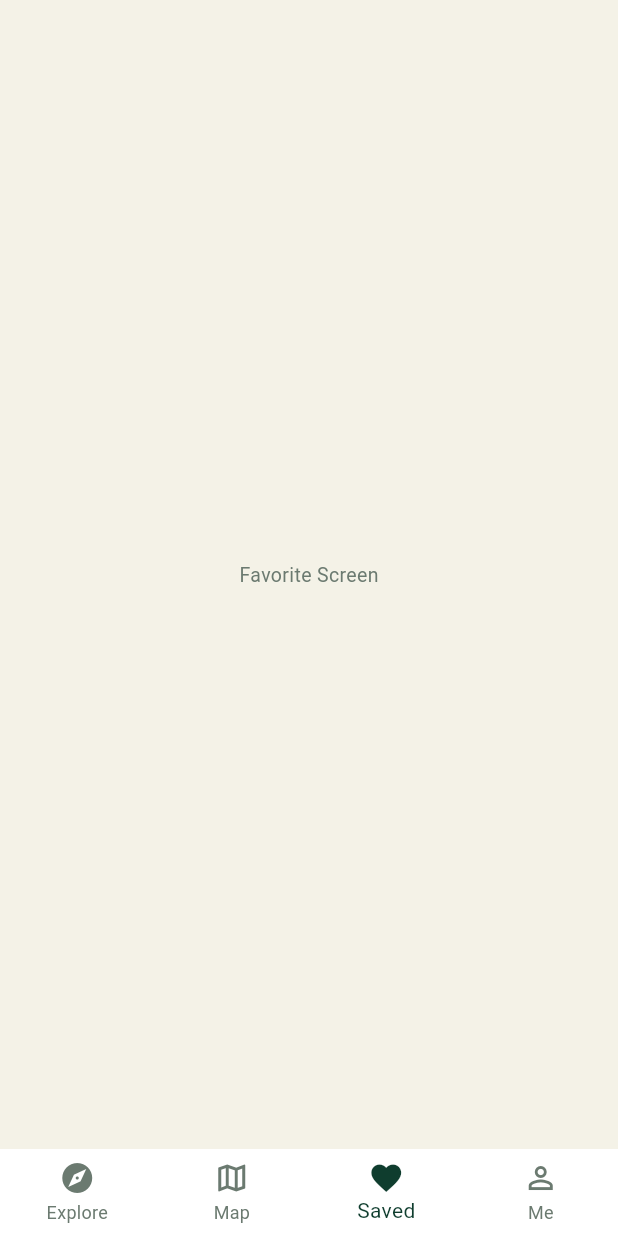
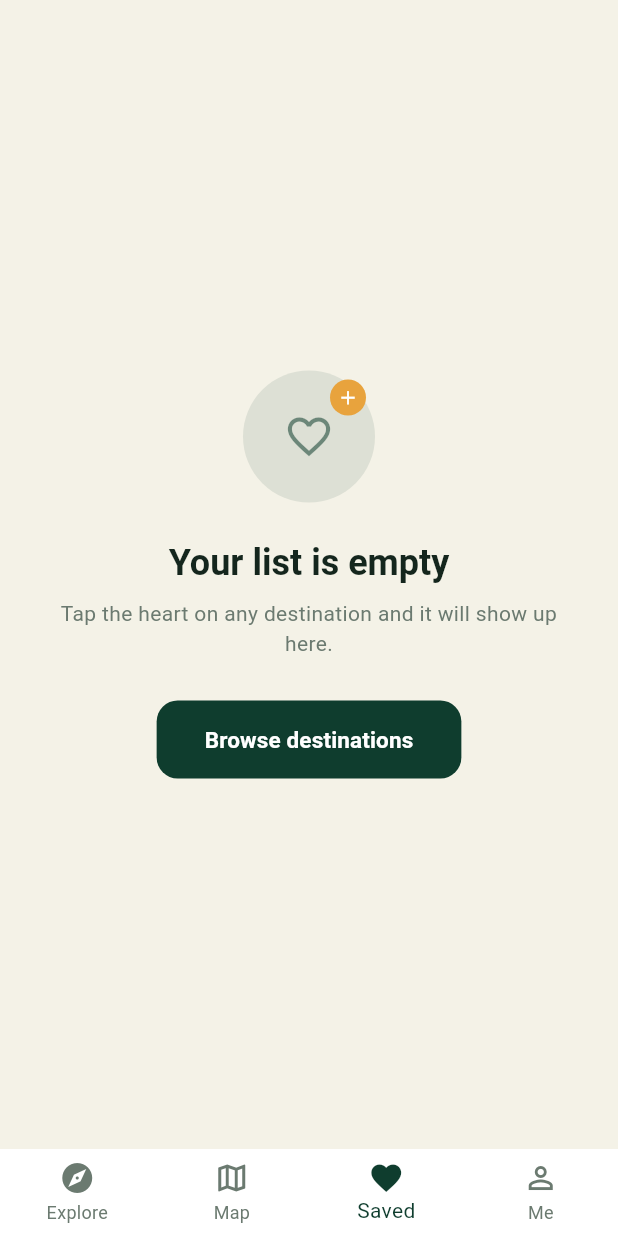
Before and after one commit to naydany/Tourist_Explorer_Project, a Flutter app: the screen it shows after launch, item 3 of the bottom bar chosen, on a phone screen of 412 x 824 dp. Run offline on Flutter 3.47's test engine with Material 3 defaults, Android fonts, the phone set to English and light mode, and no system bars; our stand-ins replace dio; network calls fail.

Commit message:
feat(add-saved-screen): create new tap saved screen for favorite place added

```diff
--- a/lib/core/app.dart
+++ b/lib/core/app.dart
@@ -1,14 +1,20 @@
 import 'package:flutter/material.dart';
 
 import '../repositories/destination_repository.dart';
+import '../repositories/favorites_store.dart';
 import 'constants/app_constants.dart';
 import 'router/app_router.dart';
 import 'theme/app_theme.dart';
 
 class TouristExplorerApp extends StatelessWidget {
-  const TouristExplorerApp({required this.destinations, super.key});
+  const TouristExplorerApp({
+    required this.destinations,
+    required this.favorites,
+    super.key,
+  });
 
   final DestinationRepository destinations;
+  final FavoritesStore favorites;
 
   @override
   Widget build(BuildContext context) {
@@ -19,8 +25,8 @@ class TouristExplorerApp extends StatelessWidget {
       darkTheme: AppTheme.dark(),
       themeMode: ThemeMode.system,
       initialRoute: AppRoutes.explore,
-      routes: AppRouter.routes(destinations),
-      onGenerateRoute: AppRouter.onGenerateRoute(destinations),
+      routes: AppRouter.routes(destinations, favorites),
+      onGenerateRoute: AppRouter.onGenerateRoute(destinations, favorites),
       onUnknownRoute: AppRouter.onUnknownRoute,
     );
   }
--- a/lib/core/router/app_router.dart
+++ b/lib/core/router/app_router.dart
@@ -1,6 +1,7 @@
 import 'package:flutter/material.dart';
 
 import '../../repositories/destination_repository.dart';
+import '../../repositories/favorites_store.dart';
 import '../../views/destination/destination_detail_screen.dart';
 import '../../views/main_screen.dart';
 
@@ -14,15 +15,22 @@ abstract final class AppRoutes {
 }
 
 abstract final class AppRouter {
-  static Map<String, WidgetBuilder> routes(DestinationRepository destinations) {
+  static Map<String, WidgetBuilder> routes(
+    DestinationRepository destinations,
+    FavoritesStore favorites,
+  ) {
     return <String, WidgetBuilder>{
-      AppRoutes.explore: (_) => MainScreen(destinations: destinations),
+      AppRoutes.explore: (_) =>
+          MainScreen(destinations: destinations, favorites: favorites),
     };
   }
 
   /// Routes that need an argument, which a plain [WidgetBuilder] map cannot
   /// receive. Returning null lets [onUnknownRoute] handle the rest.
-  static RouteFactory onGenerateRoute(DestinationRepository destinations) {
+  static RouteFactory onGenerateRoute(
+    DestinationRepository destinations,
+    FavoritesStore favorites,
+  ) {
     return (RouteSettings settings) {
       if (settings.name != AppRoutes.destination) return null;
 
@@ -34,6 +42,7 @@ abstract final class AppRouter {
         builder: (_) => DestinationDetailScreen(
           destinationId: id,
           repository: destinations,
+          favorites: favorites,
         ),
       );
     };
--- /dev/null
+++ b/lib/repositories/favorites_store.dart
@@ -0,0 +1,52 @@
+import 'package:flutter/foundation.dart';
+
+import '../models/destination.dart';
+
+class FavoritesStore extends ChangeNotifier {
+  final Map<int, _Entry> _entries = <int, _Entry>{};
+
+  List<Destination> get all {
+    final entries = _entries.values.toList()
+      ..sort((a, b) => b.savedAt.compareTo(a.savedAt));
+    return entries.map((entry) => entry.destination).toList(growable: false);
+  }
+
+  int get count => _entries.length;
+  bool get isEmpty => _entries.isEmpty;
+  DateTime? get lastAddedAt {
+    if (_entries.isEmpty) return null;
+    return _entries.values
+        .map((entry) => entry.savedAt)
+        .reduce((a, b) => a.isAfter(b) ? a : b);
+  }
+
+  List<String> get categories {
+    final categories =
+        _entries.values
+            .map((entry) => entry.destination.category)
+            .toSet()
+            .toList()
+          ..sort();
+    return categories;
+  }
+
+  bool contains(int id) => _entries.containsKey(id);
+
+  void toggle(Destination destination) {
+    if (_entries.remove(destination.id) == null) {
+      _entries[destination.id] = _Entry(destination, DateTime.now());
+    }
+    notifyListeners();
+  }
+
+  void remove(int id) {
+    if (_entries.remove(id) != null) notifyListeners();
+  }
+}
+
+class _Entry {
+  const _Entry(this.destination, this.savedAt);
+
+  final Destination destination;
+  final DateTime savedAt;
+}
--- a/lib/views/main_screen.dart
+++ b/lib/views/main_screen.dart
@@ -1,12 +1,19 @@
 import 'package:flutter/material.dart';
 
 import '../repositories/destination_repository.dart';
+import '../repositories/favorites_store.dart';
 import 'explore/explore_screen.dart';
+import 'saved/saved_screen.dart';
 
 class MainScreen extends StatefulWidget {
-  const MainScreen({required this.destinations, super.key});
+  const MainScreen({
+    required this.destinations,
+    required this.favorites,
+    super.key,
+  });
 
   final DestinationRepository destinations;
+  final FavoritesStore favorites;
 
   @override
   State<MainScreen> createState() => _MainScreenState();
@@ -16,9 +23,12 @@ class _MainScreenState extends State<MainScreen> {
   int _currentIndex = 0;
 
   late final List<Widget> _tabs = <Widget>[
-    ExploreScreen(repository: widget.destinations),
+    ExploreScreen(repository: widget.destinations, favorites: widget.favorites),
     const Center(child: Text('Map Screen')),
-    const Center(child: Text('Favorite Screen')),
+    SavedScreen(
+      favorites: widget.favorites,
+      onBrowse: () => setState(() => _currentIndex = 0),
+    ),
     const Center(child: Text('Setting Screen')),
   ];
 
--- /dev/null
+++ b/lib/views/saved/saved_screen.dart
@@ -0,0 +1,319 @@
+import 'package:flutter/material.dart';
+
+import '../../core/router/app_router.dart';
+import '../../core/theme/app_theme.dart';
+import '../../models/destination.dart';
+import '../../repositories/favorites_store.dart';
+import 'widgets/saved_card.dart';
+
+class SavedScreen extends StatefulWidget {
+  const SavedScreen({required this.favorites, this.onBrowse, super.key});
+
+  final FavoritesStore favorites;
+  final VoidCallback? onBrowse;
+
+  @override
+  State<SavedScreen> createState() => _SavedScreenState();
+}
+
+class _SavedScreenState extends State<SavedScreen> {
+  /// Null means "All". Filtering happens in memory; the saved list is small.
+  String? _category;
+
+  List<Destination> get _visible {
+    final all = widget.favorites.all;
+    if (_category == null) return all;
+    return all.where((d) => d.category == _category).toList(growable: false);
+  }
+
+  void _open(Destination destination) {
+    Navigator.of(
+      context,
+    ).pushNamed(AppRoutes.destination, arguments: destination.id);
+  }
+
+  void _unsave(Destination destination) {
+    widget.favorites.remove(destination.id);
+    if (!widget.favorites.categories.contains(_category)) {
+      setState(() => _category = null);
+    }
+  }
+
+  @override
+  Widget build(BuildContext context) {
+    return Scaffold(
+      body: SafeArea(
+        bottom: false,
+        // Rebuilds whenever a heart is tapped, here or on another tab.
+        child: ListenableBuilder(
+          listenable: widget.favorites,
+          builder: (context, child) {
+            if (widget.favorites.isEmpty) {
+              return _EmptySaved(onBrowse: widget.onBrowse);
+            }
+
+            return CustomScrollView(
+              slivers: <Widget>[
+                SliverToBoxAdapter(
+                  child: _Header(
+                    count: widget.favorites.count,
+                    lastAddedAt: widget.favorites.lastAddedAt,
+                  ),
+                ),
+                SliverToBoxAdapter(
+                  child: _CategoryChips(
+                    categories: widget.favorites.categories,
+                    selected: _category,
+                    onSelected: (value) => setState(() => _category = value),
+                  ),
+                ),
+                SliverPadding(
+                  padding: const EdgeInsets.fromLTRB(20, 20, 20, 24),
+                  sliver: SliverGrid.builder(
+                    gridDelegate:
+                        const SliverGridDelegateWithFixedCrossAxisCount(
+                          crossAxisCount: 2,
+                          crossAxisSpacing: 14,
+                          mainAxisSpacing: 14,
+                          childAspectRatio: 0.78,
+                        ),
+                    itemCount: _visible.length,
+                    itemBuilder: (context, index) {
+                      final destination = _visible[index];
+                      return SavedCard(
+                        destination: destination,
+                        onTap: () => _open(destination),
+                        onUnsave: () => _unsave(destination),
+                      );
+                    },
+                  ),
+                ),
+              ],
+            );
+          },
+        ),
+      ),
+    );
+  }
+}
+
+/// "Saved places" and "6 places · last added 2 days ago".
+class _Header extends StatelessWidget {
+  const _Header({required this.count, required this.lastAddedAt});
+
+  final int count;
+  final DateTime? lastAddedAt;
+
+  @override
+  Widget build(BuildContext context) {
+    final theme = Theme.of(context);
+
+    return Padding(
+      padding: const EdgeInsets.fromLTRB(20, 16, 20, 18),
+      child: Column(
+        crossAxisAlignment: CrossAxisAlignment.start,
+        children: <Widget>[
+          Text('Saved places', style: theme.textTheme.headlineMedium),
+          const SizedBox(height: 8),
+          Text(_subtitle(), style: theme.textTheme.bodySmall),
+        ],
+      ),
+    );
+  }
+
+  String _subtitle() {
+    final places = '$count ${count == 1 ? 'place' : 'places'}';
+    final added = lastAddedAt;
+    if (added == null) return places;
+    return '$places · last added ${_relative(added)}';
+  }
+}
+
+/// "just now", "2 hours ago", "2 days ago" - enough for a subtitle.
+String _relative(DateTime moment) {
+  final elapsed = DateTime.now().difference(moment);
+
+  if (elapsed.inMinutes < 1) return 'just now';
+  if (elapsed.inHours < 1) return _plural(elapsed.inMinutes, 'minute');
+  if (elapsed.inDays < 1) return _plural(elapsed.inHours, 'hour');
+  if (elapsed.inDays < 30) return _plural(elapsed.inDays, 'day');
+  return _plural(elapsed.inDays ~/ 30, 'month');
+}
+
+String _plural(int value, String unit) {
+  return '$value $unit${value == 1 ? '' : 's'} ago';
+}
+
+/// Only the categories actually present in the saved list - no empty filters.
+class _CategoryChips extends StatelessWidget {
+  const _CategoryChips({
+    required this.categories,
+    required this.selected,
+    required this.onSelected,
+  });
+
+  final List<String> categories;
+  final String? selected;
+  final ValueChanged<String?> onSelected;
+
+  @override
+  Widget build(BuildContext context) {
+    // One category means the filter can only ever say "all of them".
+    if (categories.length < 2) return const SizedBox.shrink();
+
+    return SizedBox(
+      height: 40,
+      child: ListView.separated(
+        scrollDirection: Axis.horizontal,
+        padding: const EdgeInsets.symmetric(horizontal: 20),
+        itemCount: categories.length + 1,
+        separatorBuilder: (context, index) => const SizedBox(width: 8),
+        itemBuilder: (context, index) {
+          final value = index == 0 ? null : categories[index - 1];
+          return _Chip(
+            label: value ?? 'All',
+            selected: value == selected,
+            onTap: () => onSelected(value),
+          );
+        },
+      ),
+    );
+  }
+}
+
+class _Chip extends StatelessWidget {
+  const _Chip({
+    required this.label,
+    required this.selected,
+    required this.onTap,
+  });
+
+  final String label;
+  final bool selected;
+  final VoidCallback onTap;
+
+  @override
+  Widget build(BuildContext context) {
+    final theme = Theme.of(context);
+
+    return ChoiceChip(
+      label: Text(label),
+      selected: selected,
+      onSelected: (_) => onTap(),
+      showCheckmark: false,
+      backgroundColor: theme.colorScheme.surfaceContainerLowest,
+      selectedColor: theme.colorScheme.primary,
+      side: BorderSide(
+        color: selected
+            ? theme.colorScheme.primary
+            : theme.colorScheme.outlineVariant,
+      ),
+      labelStyle: theme.textTheme.labelLarge?.copyWith(
+        color: selected
+            ? theme.colorScheme.onPrimary
+            : theme.colorScheme.onSurface,
+      ),
+      shape: const StadiumBorder(),
+    );
+  }
+}
+
+class _EmptySaved extends StatelessWidget {
+  const _EmptySaved({this.onBrowse});
+
+  final VoidCallback? onBrowse;
+
+  @override
+  Widget build(BuildContext context) {
+    final theme = Theme.of(context);
+
+    return Padding(
+      padding: const EdgeInsets.all(40),
+      child: Column(
+        mainAxisAlignment: MainAxisAlignment.center,
+        children: <Widget>[
+          const _EmptyBadge(),
+          const SizedBox(height: 26),
+          Text(
+            'Your list is empty',
+            style: theme.textTheme.headlineMedium?.copyWith(fontSize: 24),
+            textAlign: TextAlign.center,
+          ),
+          const SizedBox(height: 10),
+          Text(
+            'Tap the heart on any destination and it will show up here.',
+            style: theme.textTheme.bodyMedium?.copyWith(fontSize: 14),
+            textAlign: TextAlign.center,
+          ),
+          if (onBrowse != null) ...<Widget>[
+            const SizedBox(height: 28),
+            SizedBox(
+              height: 52,
+              child: FilledButton(
+                onPressed: onBrowse,
+                style: FilledButton.styleFrom(
+                  backgroundColor: AppTheme.forest,
+                  foregroundColor: Colors.white,
+                  padding: const EdgeInsets.symmetric(horizontal: 32),
+                  shape: RoundedRectangleBorder(
+                    borderRadius: BorderRadius.circular(14),
+                  ),
+                ),
+                child: const Text(
+                  'Browse destinations',
+                  style: TextStyle(fontSize: 15, fontWeight: FontWeight.w700),
+                ),
+              ),
+            ),
+          ],
+        ],
+      ),
+    );
+  }
+}
+
+/// Pale disc with an outlined heart and a small amber plus - the "add
+/// something" mark from the design.
+class _EmptyBadge extends StatelessWidget {
+  const _EmptyBadge();
+
+  @override
+  Widget build(BuildContext context) {
+    final colors = Theme.of(context).colorScheme;
+
+    return SizedBox(
+      width: 88,
+      height: 88,
+      child: Stack(
+        children: <Widget>[
+          Container(
+            width: 88,
+            height: 88,
+            decoration: BoxDecoration(
+              color: colors.primary.withValues(alpha: 0.10),
+              shape: BoxShape.circle,
+            ),
+            child: Icon(
+              Icons.favorite_border,
+              size: 34,
+              color: colors.primary.withValues(alpha: 0.55),
+            ),
+          ),
+          Positioned(
+            top: 6,
+            right: 6,
+            child: Container(
+              width: 24,
+              height: 24,
+              decoration: const BoxDecoration(
+                color: AppTheme.star,
+                shape: BoxShape.circle,
+              ),
+              child: const Icon(Icons.add, size: 15, color: Colors.white),
+            ),
+          ),
+        ],
+      ),
+    );
+  }
+}
```
Also changed, not shown: lib/main.dart (+8 -1 lines), lib/views/destination/destination_detail_screen.dart (+16 -6 lines), lib/views/explore/explore_screen.dart (+18 -13 lines), lib/views/saved/widgets/saved_card.dart (added, +127 -0 lines), 4 other files.
